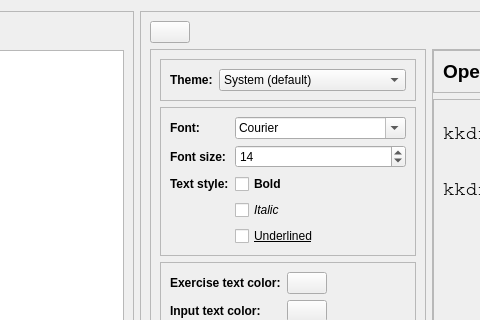
Before: the Qt Designer form ui/options/customization.ui in Open-Typer/Open-Typer, drawn with Qt 5; both pictures show x 643 to 1123 and y 0 to 320 of the 1398 by 805 pixel window.
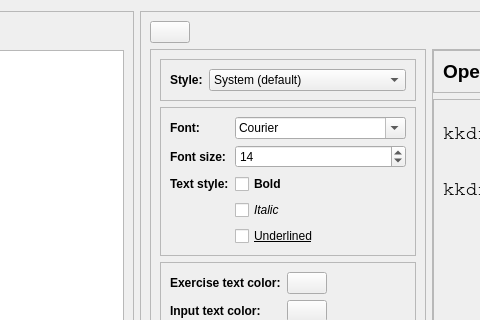
After: the same form once the commit is applied. Icons and pictures are not drawn.

Commit message: ui: options: customization: Prevent theme and style confusion

```diff
--- a/ui/options/customization.ui
+++ b/ui/options/customization.ui
@@ -140,7 +140,7 @@
                </font>
               </property>
               <property name="text">
-               <string>Theme:</string>
+               <string>Style:</string>
               </property>
              </widget>
             </item>
```
